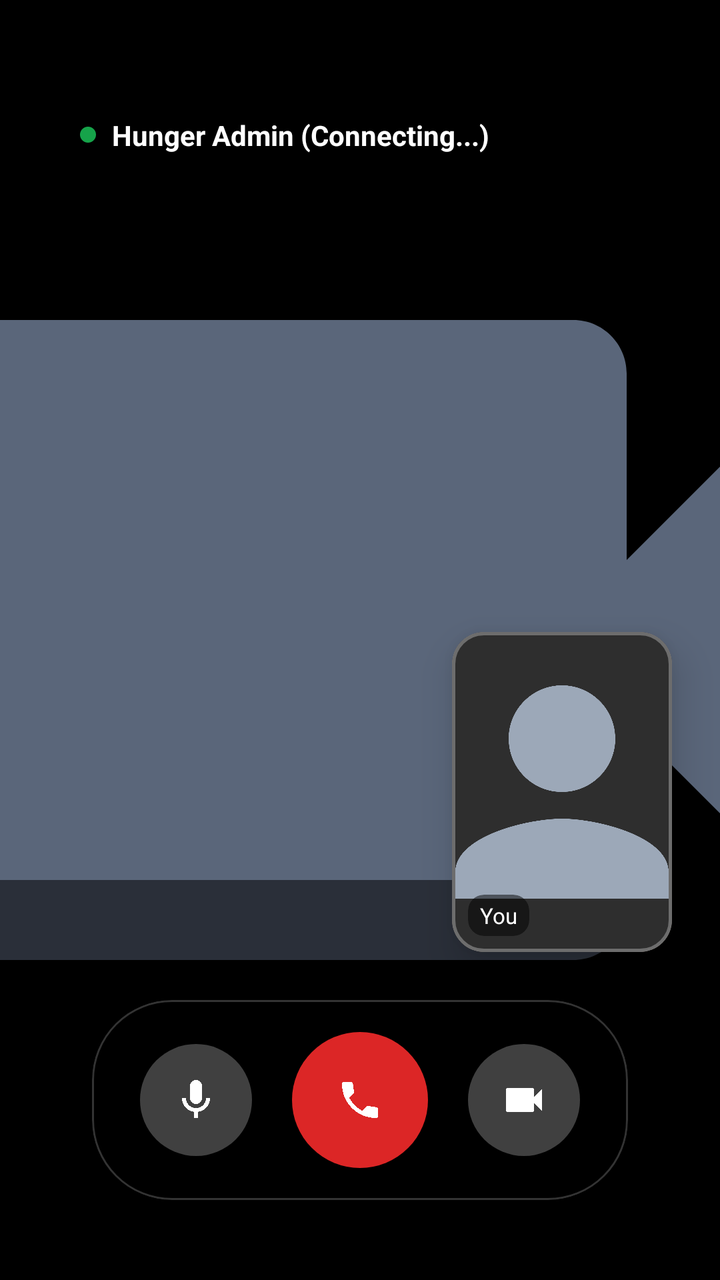
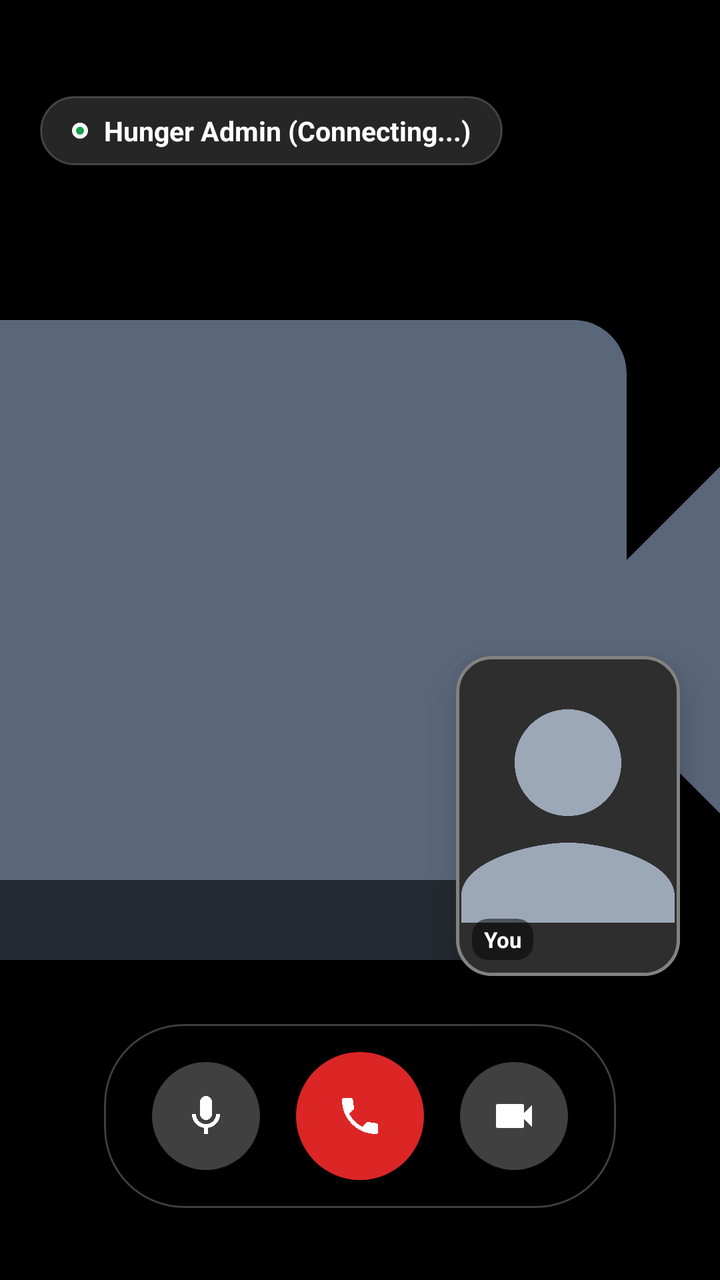

Before-and-after screenshots of an Android layout around one commit, followed by the original layout XML and the change that was made.
<!-- AndroidManifest.xml: application theme Theme.AKRHunger -->
<!-- res/layout/activity_vkyc_video_call.xml -->
<?xml version="1.0" encoding="utf-8"?>
<RelativeLayout xmlns:android="http://schemas.android.com/apk/res/android"
    xmlns:app="http://schemas.android.com/apk/res-auto"
    android:layout_width="match_parent"
    android:layout_height="match_parent"
    android:background="@color/black">

    
    <ImageView
        android:id="@+id/remote_video_view"
        android:layout_width="match_parent"
        android:layout_height="match_parent"
        android:scaleType="centerCrop"
        android:src="@drawable/ic_video"
        app:tint="@color/text_secondary"
        android:background="@color/black" />

    
    <View
        android:layout_width="match_parent"
        android:layout_height="120dp"
        android:layout_alignParentTop="true"
        android:background="#66000000" /> 

    
    <LinearLayout
        android:layout_width="wrap_content"
        android:layout_height="wrap_content"
        android:layout_alignParentTop="true"
        android:layout_alignParentStart="true"
        android:layout_marginTop="48dp"
        android:layout_marginStart="24dp"
        android:orientation="horizontal"
        android:gravity="center_vertical"
        android:background="@drawable/bg_pill_primary"
        android:backgroundTint="#80000000"
        android:paddingHorizontal="16dp"
        android:paddingVertical="10dp">
        
        <View
            android:layout_width="8dp"
            android:layout_height="8dp"
            android:background="@drawable/bg_pill_primary"
            android:backgroundTint="@color/success" />
            
        <TextView
            android:id="@+id/tv_admin_name"
            android:layout_width="wrap_content"
            android:layout_height="wrap_content"
            android:layout_marginStart="8dp"
            android:text="Hunger Admin (Connecting...)"
            android:textColor="@color/white"
            android:textStyle="bold"
            android:textSize="14sp" />
    </LinearLayout>

    
    <View
        android:layout_width="match_parent"
        android:layout_height="200dp"
        android:layout_alignParentBottom="true"
        android:background="#88000000" /> 

    
    <com.google.android.material.card.MaterialCardView
        android:layout_width="110dp"
        android:layout_height="160dp"
        android:layout_above="@+id/layout_controls"
        android:layout_alignParentEnd="true"
        android:layout_marginEnd="24dp"
        android:layout_marginBottom="24dp"
        app:cardCornerRadius="16dp"
        app:cardElevation="12dp"
        app:strokeColor="#4DFFFFFF"
        app:strokeWidth="1.5dp">

        <ImageView
            android:id="@+id/local_video_view"
            android:layout_width="match_parent"
            android:layout_height="match_parent"
            android:background="#2E2E2E"
            android:scaleType="centerCrop"
            android:src="@drawable/ic_user"
            app:tint="@color/text_hint" />
            
        <com.google.android.material.card.MaterialCardView
            android:layout_width="wrap_content"
            android:layout_height="wrap_content"
            android:layout_gravity="bottom|start"
            android:layout_margin="8dp"
            app:cardCornerRadius="8dp"
            app:cardBackgroundColor="#80000000"
            app:strokeWidth="0dp">
            <TextView
                android:layout_width="wrap_content"
                android:layout_height="wrap_content"
                android:text="You"
                android:textColor="@color/white"
                android:textSize="11sp"
                android:paddingHorizontal="6dp"
                android:paddingVertical="3dp"/>
        </com.google.android.material.card.MaterialCardView>
    </com.google.android.material.card.MaterialCardView>

    
    <com.google.android.material.card.MaterialCardView
        android:id="@+id/layout_controls"
        android:layout_width="wrap_content"
        android:layout_height="wrap_content"
        android:layout_alignParentBottom="true"
        android:layout_centerHorizontal="true"
        android:layout_marginBottom="40dp"
        app:cardCornerRadius="40dp"
        app:cardBackgroundColor="#4D000000"
        app:strokeColor="#33FFFFFF"
        app:strokeWidth="1dp"
        app:cardElevation="0dp">

        <LinearLayout
            android:layout_width="wrap_content"
            android:layout_height="wrap_content"
            android:gravity="center"
            android:orientation="horizontal"
            android:paddingHorizontal="24dp"
            android:paddingVertical="16dp">

            
            <ImageButton
                android:id="@+id/btn_mute"
                android:layout_width="56dp"
                android:layout_height="56dp"
                android:layout_marginEnd="20dp"
                android:background="@drawable/bg_pill_primary"
                android:backgroundTint="#40FFFFFF"
                android:src="@drawable/ic_mic"
                app:tint="@color/white" />

            
            <ImageButton
                android:id="@+id/btn_end_call"
                android:layout_width="68dp"
                android:layout_height="68dp"
                android:layout_marginEnd="20dp"
                android:background="@drawable/bg_pill_primary"
                android:backgroundTint="@color/error"
                android:src="@drawable/ic_phone"
                app:tint="@color/white" />

            
            <ImageButton
                android:id="@+id/btn_video"
                android:layout_width="56dp"
                android:layout_height="56dp"
                android:background="@drawable/bg_pill_primary"
                android:backgroundTint="#40FFFFFF"
                android:src="@drawable/ic_video"
                app:tint="@color/white" />
        </LinearLayout>
    </com.google.android.material.card.MaterialCardView>

</RelativeLayout>
<!-- resources referenced by this layout -->
<resources>
  <color name="black">#000000</color>
  <color name="error">#DC2626</color>
  <color name="success">#16A34A</color>
  <color name="text_hint">#9CA8B8</color>
  <color name="text_secondary">#5A667A</color>
  <color name="white">#FFFFFF</color>
  <!-- drawable bg_pill_primary (drawable) -->
  <?xml version="1.0" encoding="utf-8"?>
  <ripple xmlns:android="http://schemas.android.com/apk/res/android"
      android:color="#33FFFFFF">
      <item>
          <shape android:shape="rectangle">
              <corners android:radius="999dp" />
              <solid android:color="@color/primary" />
          </shape>
      </item>
  </ripple>
  <color name="primary">#FF6B00</color>
  <color name="primary_dark">#E85D04</color>
  <color name="on_primary">#FFFFFF</color>
  <color name="secondary">#E9A23B</color>
  <color name="on_secondary">#17212B</color>
  <color name="background">#F5F7FA</color>
  <color name="surface">#FFFFFF</color>
  <color name="on_surface">#17212B</color>
  <color name="surface_variant">#EEF2F6</color>
  <color name="card_border">#E5E9F0</color>
  <style name="ThemeOverlay.AKR.BottomSheetDialog" parent="ThemeOverlay.Material3.BottomSheetDialog">
          <item name="bottomSheetStyle">@style/Widget.AKR.BottomSheet</item>
      </style>
  <style name="ShapeAppearance.AKR.Dialog" parent="">
          <item name="cornerFamily">rounded</item>
          <item name="cornerSize">24dp</item>
      </style>
  <style name="TextAppearance.AKR.Dialog.Title" parent="MaterialAlertDialog.Material3.Title.Text">
          <item name="android:textColor">@color/text_primary</item>
          <item name="android:textSize">19sp</item>
          <item name="android:fontFamily">sans-serif-black</item>
      </style>
  <style name="TextAppearance.AKR.Dialog.Body" parent="MaterialAlertDialog.Material3.Body.Text">
          <item name="android:textColor">@color/text_secondary</item>
          <item name="android:textSize">14sp</item>
          <item name="android:fontFamily">sans-serif</item>
          <item name="android:lineSpacingMultiplier">1.3</item>
      </style>
  <style name="Widget.AKR.Dialog.Button.Positive" parent="Widget.Material3.Button.TextButton.Dialog">
          <item name="android:textColor">@color/primary</item>
          <item name="android:fontFamily">sans-serif-bold</item>
          <item name="android:textSize">14sp</item>
          <item name="android:textAllCaps">false</item>
          <item name="cornerRadius">18dp</item>
      </style>
  <style name="Widget.AKR.Dialog.Button.Neutral" parent="Widget.Material3.Button.TextButton.Dialog">
          <item name="android:textColor">@color/info</item>
          <item name="android:fontFamily">sans-serif-bold</item>
          <item name="android:textSize">14sp</item>
          <item name="android:textAllCaps">false</item>
          <item name="cornerRadius">18dp</item>
      </style>
  <style name="Widget.AKR.BottomSheet" parent="Widget.Material3.BottomSheet">
          <item name="shapeAppearanceOverlay">@style/ShapeAppearance.AKR.BottomSheet</item>
          <item name="backgroundTint">@color/surface</item>
      </style>
  <color name="text_primary">#17212B</color>
  <color name="info">#2563EB</color>
  <style name="ShapeAppearance.AKR.BottomSheet" parent="">
          <item name="cornerFamily">rounded</item>
          <item name="cornerSizeTopLeft">28dp</item>
          <item name="cornerSizeTopRight">28dp</item>
      </style>
  <!-- unchanged entries left out for length: 7 -->
</resources>

<!-- the commit's change to res/layout/activity_vkyc_video_call.xml (unified diff, before → after) -->
@@ -20,7 +20,7 @@
         android:layout_width="match_parent"
         android:layout_height="120dp"
         android:layout_alignParentTop="true"
-        android:background="#66000000" /> 
+        android:background="#80000000" />
 
     
     <LinearLayout
@@ -29,20 +29,18 @@
         android:layout_alignParentTop="true"
         android:layout_alignParentStart="true"
         android:layout_marginTop="48dp"
-        android:layout_marginStart="24dp"
+        android:layout_marginStart="20dp"
         android:orientation="horizontal"
         android:gravity="center_vertical"
-        android:background="@drawable/bg_pill_primary"
-        android:backgroundTint="#80000000"
+        android:background="@drawable/bg_pill_dark_glass"
         android:paddingHorizontal="16dp"
-        android:paddingVertical="10dp">
-        
+        android:paddingVertical="8dp">
+
         <View
             android:layout_width="8dp"
             android:layout_height="8dp"
-            android:background="@drawable/bg_pill_primary"
-            android:backgroundTint="@color/success" />
-            
+            android:background="@drawable/bg_online_dot" />
+
         <TextView
             android:id="@+id/tv_admin_name"
             android:layout_width="wrap_content"
@@ -51,7 +49,7 @@
             android:text="Hunger Admin (Connecting...)"
             android:textColor="@color/white"
             android:textStyle="bold"
-            android:textSize="14sp" />
+            android:textSize="13.5sp" />
     </LinearLayout>
 
     
@@ -59,19 +57,19 @@
         android:layout_width="match_parent"
         android:layout_height="200dp"
         android:layout_alignParentBottom="true"
-        android:background="#88000000" /> 
+        android:background="#99000000" />
 
     
     <com.google.android.material.card.MaterialCardView
-        android:layout_width="110dp"
+        android:layout_width="112dp"
         android:layout_height="160dp"
         android:layout_above="@+id/layout_controls"
         android:layout_alignParentEnd="true"
-        android:layout_marginEnd="24dp"
+        android:layout_marginEnd="20dp"
         android:layout_marginBottom="24dp"
-        app:cardCornerRadius="16dp"
+        app:cardCornerRadius="18dp"
         app:cardElevation="12dp"
-        app:strokeColor="#4DFFFFFF"
+        app:strokeColor="#66FFFFFF"
         app:strokeWidth="1.5dp">
 
         <ImageView
@@ -82,7 +80,7 @@
             android:scaleType="centerCrop"
             android:src="@drawable/ic_user"
             app:tint="@color/text_hint" />
-            
+
         <com.google.android.material.card.MaterialCardView
             android:layout_width="wrap_content"
             android:layout_height="wrap_content"
@@ -91,14 +89,16 @@
             app:cardCornerRadius="8dp"
             app:cardBackgroundColor="#80000000"
             app:strokeWidth="0dp">
+
             <TextView
                 android:layout_width="wrap_content"
                 android:layout_height="wrap_content"
                 android:text="You"
                 android:textColor="@color/white"
                 android:textSize="11sp"
+                android:textStyle="bold"
                 android:paddingHorizontal="6dp"
-                android:paddingVertical="3dp"/>
+                android:paddingVertical="3dp" />
         </com.google.android.material.card.MaterialCardView>
     </com.google.android.material.card.MaterialCardView>
 
@@ -109,12 +109,12 @@
         android:layout_height="wrap_content"
         android:layout_alignParentBottom="true"
         android:layout_centerHorizontal="true"
-        android:layout_marginBottom="40dp"
+        android:layout_marginBottom="36dp"
         app:cardCornerRadius="40dp"
-        app:cardBackgroundColor="#4D000000"
-        app:strokeColor="#33FFFFFF"
+        app:cardBackgroundColor="#66000000"
+        app:strokeColor="#40FFFFFF"
         app:strokeWidth="1dp"
-        app:cardElevation="0dp">
+        app:cardElevation="6dp">
 
         <LinearLayout
             android:layout_width="wrap_content"
@@ -122,39 +122,42 @@
             android:gravity="center"
             android:orientation="horizontal"
             android:paddingHorizontal="24dp"
-            android:paddingVertical="16dp">
+            android:paddingVertical="14dp">
 
             
             <ImageButton
                 android:id="@+id/btn_mute"
-                android:layout_width="56dp"
-                android:layout_height="56dp"
-                android:layout_marginEnd="20dp"
+                android:layout_width="54dp"
+                android:layout_height="54dp"
+                android:layout_marginEnd="18dp"
                 android:background="@drawable/bg_pill_primary"
                 android:backgroundTint="#40FFFFFF"
                 android:src="@drawable/ic_mic"
-                app:tint="@color/white" />
+                app:tint="@color/white"
+                android:contentDescription="Mute" />
 
             
             <ImageButton
                 android:id="@+id/btn_end_call"
-                android:layout_width="68dp"
-                android:layout_height="68dp"
-                android:layout_marginEnd="20dp"
+                android:layout_width="64dp"
+                android:layout_height="64dp"
+                android:layout_marginEnd="18dp"
                 android:background="@drawable/bg_pill_primary"
                 android:backgroundTint="@color/error"
                 android:src="@drawable/ic_phone"
-                app:tint="@color/white" />
+                app:tint="@color/white"
+                android:contentDescription="End Call" />
 
             
             <ImageButton
                 android:id="@+id/btn_video"
-                android:layout_width="56dp"
-                android:layout_height="56dp"
+                android:layout_width="54dp"
+                android:layout_height="54dp"
                 android:background="@drawable/bg_pill_primary"
                 android:backgroundTint="#40FFFFFF"
                 android:src="@drawable/ic_video"
-                app:tint="@color/white" />
+                app:tint="@color/white"
+                android:contentDescription="Toggle Video" />
         </LinearLayout>
     </com.google.android.material.card.MaterialCardView>
 
<!-- resource entries referenced after the edit -->
@@ -2,10 +2,24 @@
 <resources>
   <color name="black">#000000</color>
   <color name="error">#DC2626</color>
-  <color name="success">#16A34A</color>
   <color name="text_hint">#9CA8B8</color>
   <color name="text_secondary">#5A667A</color>
   <color name="white">#FFFFFF</color>
+  <!-- drawable bg_online_dot (drawable) -->
+  <?xml version="1.0" encoding="utf-8"?>
+  <shape xmlns:android="http://schemas.android.com/apk/res/android"
+      android:shape="oval">
+      <solid android:color="@color/veg_green" />
+      <stroke android:width="2dp" android:color="@color/white" />
+  </shape>
+  <!-- drawable bg_pill_dark_glass (drawable) -->
+  <?xml version="1.0" encoding="utf-8"?>
+  <shape xmlns:android="http://schemas.android.com/apk/res/android"
+      android:shape="rectangle">
+      <corners android:radius="999dp" />
+      <solid android:color="#26FFFFFF" />
+      <stroke android:width="1dp" android:color="#33FFFFFF" />
+  </shape>
   <!-- drawable bg_pill_primary (drawable) -->
   <?xml version="1.0" encoding="utf-8"?>
   <ripple xmlns:android="http://schemas.android.com/apk/res/android"
@@ -17,6 +31,7 @@
           </shape>
       </item>
   </ripple>
+  <color name="veg_green">#16A34A</color>
   <color name="primary">#FF6B00</color>
   <color name="primary_dark">#E85D04</color>
   <color name="on_primary">#FFFFFF</color>
